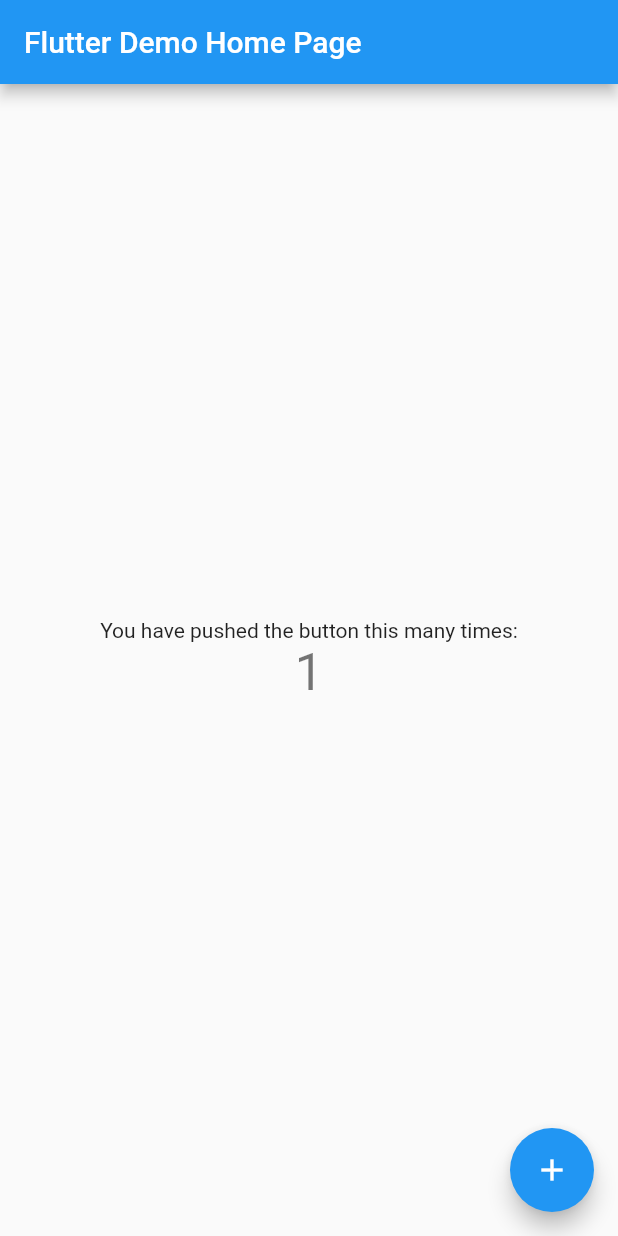
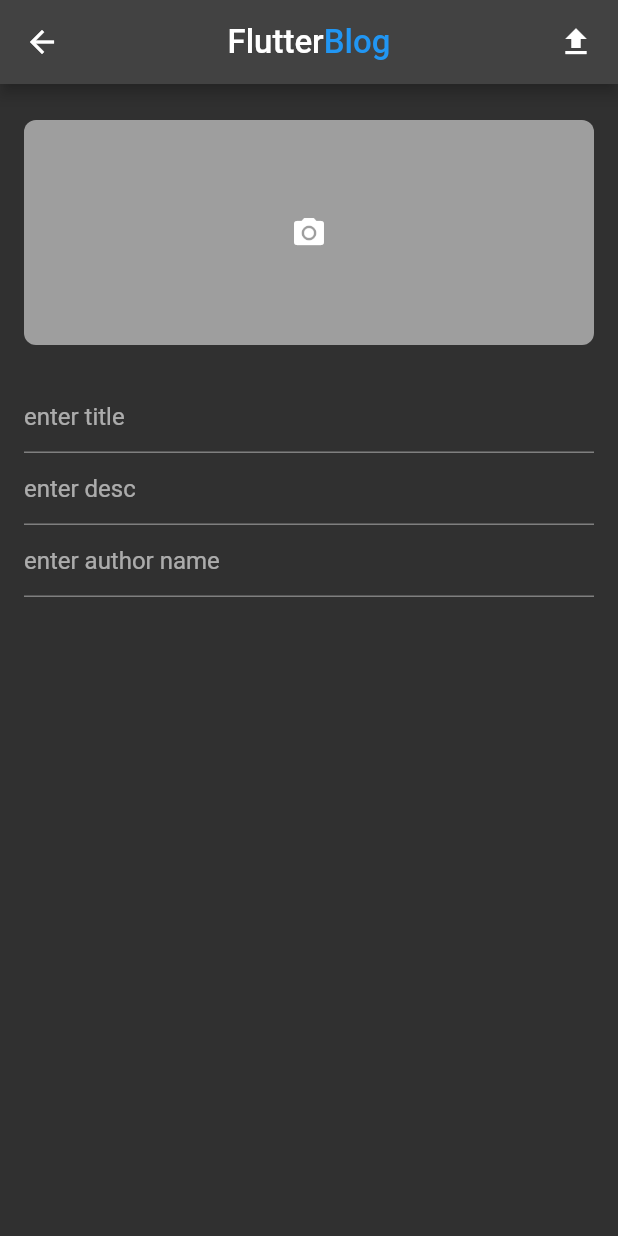
Before and after one commit to phill21956/blog_app, a Flutter app: the screen it shows after launch, after a tap on the "add" icon, on a phone screen of 412 x 824 dp. Run offline on Flutter 3.47's test engine with Material 2 defaults, Android fonts, the phone set to English and light mode, and no system bars; our stand-ins replace cloud_firestore, firebase_core, firebase_storage, image_picker, random_string; accounts and stored records are empty; network calls fail.

Commit message:
Add existing file

```diff
--- a/lib/main.dart
+++ b/lib/main.dart
@@ -1,115 +1,25 @@
+import 'package:blog_app/views/home.dart';
+import 'package:firebase_core/firebase_core.dart';
 import 'package:flutter/material.dart';
+import 'ui/home_ui.dart';
 
-void main() {
+void main() async {
+  WidgetsFlutterBinding.ensureInitialized();
+  await Firebase.initializeApp();
   runApp(const MyApp());
 }
 
 class MyApp extends StatelessWidget {
   const MyApp({Key? key}) : super(key: key);
 
-  // This widget is the root of your application.
   @override
   Widget build(BuildContext context) {
     return MaterialApp(
+      debugShowCheckedModeBanner: false,
       title: 'Flutter Demo',
-      theme: ThemeData(
-        // This is the theme of your application.
-        //
-        // Try running your application with "flutter run". You'll see the
-        // application has a blue toolbar. Then, without quitting the app, try
-        // changing the primarySwatch below to Colors.green and then invoke
-        // "hot reload" (press "r" in the console where you ran "flutter run",
-        // or simply save your changes to "hot reload" in a Flutter IDE).
-        // Notice that the counter didn't reset back to zero; the application
-        // is not restarted.
-        primarySwatch: Colors.blue,
-      ),
-      home: const MyHomePage(title: 'Flutter Demo Home Page'),
+      theme: ThemeData.dark(),
+      home: HomePage(),
+      // home:const MyHomePage(),
     );
   }
 }
-
-class MyHomePage extends StatefulWidget {
-  const MyHomePage({Key? key, required this.title}) : super(key: key);
-
-  // This widget is the home page of your application. It is stateful, meaning
-  // that it has a State object (defined below) that contains fields that affect
-  // how it looks.
-
-  // This class is the configuration for the state. It holds the values (in this
-  // case the title) provided by the parent (in this case the App widget) and
-  // used by the build method of the State. Fields in a Widget subclass are
-  // always marked "final".
-
-  final String title;
-
-  @override
-  State<MyHomePage> createState() => _MyHomePageState();
-}
-
-class _MyHomePageState extends State<MyHomePage> {
-  int _counter = 0;
-
-  void _incrementCounter() {
-    setState(() {
-      // This call to setState tells the Flutter framework that something has
-      // changed in this State, which causes it to rerun the build method below
-      // so that the display can reflect the updated values. If we changed
-      // _counter without calling setState(), then the build method would not be
-      // called again, and so nothing would appear to happen.
-      _counter++;
-    });
-  }
-
-  @override
-  Widget build(BuildContext context) {
-    // This method is rerun every time setState is called, for instance as done
-    // by the _incrementCounter method above.
-    //
-    // The Flutter framework has been optimized to make rerunning build methods
-    // fast, so that you can just rebuild anything that needs updating rather
-    // than having to individually change instances of widgets.
-    return Scaffold(
-      appBar: AppBar(
-        // Here we take the value from the MyHomePage object that was created by
-        // the App.build method, and use it to set our appbar title.
-        title: Text(widget.title),
-      ),
-      body: Center(
-        // Center is a layout widget. It takes a single child and positions it
-        // in the middle of the parent.
-        child: Column(
-          // Column is also a layout widget. It takes a list of children and
-          // arranges them vertically. By default, it sizes itself to fit its
-          // children horizontally, and tries to be as tall as its parent.
-          //
-          // Invoke "debug painting" (press "p" in the console, choose the
-          // "Toggle Debug Paint" action from the Flutter Inspector in Android
-          // Studio, or the "Toggle Debug Paint" command in Visual Studio Code)
-          // to see the wireframe for each widget.
-          //
-          // Column has various properties to control how it sizes itself and
-          // how it positions its children. Here we use mainAxisAlignment to
-          // center the children vertically; the main axis here is the vertical
-          // axis because Columns are vertical (the cross axis would be
-          // horizontal).
-          mainAxisAlignment: MainAxisAlignment.center,
-          children: <Widget>[
-            const Text(
-              'You have pushed the button this many times:',
-            ),
-            Text(
-              '$_counter',
-              style: Theme.of(context).textTheme.headline4,
-            ),
-          ],
-        ),
-      ),
-      floatingActionButton: FloatingActionButton(
-        onPressed: _incrementCounter,
-        tooltip: 'Increment',
-        child: const Icon(Icons.add),
-      ), // This trailing comma makes auto-formatting nicer for build methods.
-    );
-  }
-}
--- /dev/null
+++ b/lib/services/crud.dart
@@ -0,0 +1,18 @@
+import 'package:cloud_firestore/cloud_firestore.dart';
+
+class CrudMethods {
+  Future<void> addData(blogData) async {
+    print(blogData);
+    FirebaseFirestore.instance
+        .collection("blogs")
+        .add(blogData)
+        .then((value) => print(value))
+        .catchError((e) {
+      print(e);
+    });
+  }
+
+  getData() async {
+    return await FirebaseFirestore.instance.collection("blogs").get();
+  }
+}
--- /dev/null
+++ b/lib/views/add_blog.dart
@@ -0,0 +1,162 @@
+import 'dart:io';
+import 'package:blog_app/widgets/appbar_title.dart';
+import 'package:firebase_storage/firebase_storage.dart';
+import 'package:flutter/material.dart';
+import 'package:image_picker/image_picker.dart';
+import 'package:random_string/random_string.dart';
+
+import '../services/crud.dart';
+
+class AddBlog extends StatefulWidget {
+  @override
+  _AddBlogState createState() => _AddBlogState();
+}
+
+class _AddBlogState extends State<AddBlog> {
+  //
+   File? selectedImage;
+  final picker = ImagePicker();
+
+  bool isLoading = false;
+
+  CrudMethods crudMethods = CrudMethods();
+
+  Future getImage() async {
+    final pickedFile = await picker.pickImage(source: ImageSource.gallery);
+
+    setState(() {
+      if (pickedFile != null) {
+        selectedImage = File(pickedFile.path);
+      } else {
+        print('No image selected.');
+      }
+    });
+  }
+
+  Future<void> uploadBlog() async {
+    if (selectedImage != null) {
+      // upload the image
+      setState(() {
+        isLoading = true;
+      });
+      Reference firebaseStorageRef = FirebaseStorage.instance
+          .ref()
+          .child("blogImages")
+          .child("${randomAlphaNumeric(9)}.jpg");
+
+      final UploadTask task = firebaseStorageRef.putFile(selectedImage!);
+
+      var imageUrl;
+      await task.whenComplete(() async {
+        try {
+          imageUrl = await firebaseStorageRef.getDownloadURL();
+        } catch (onError) {
+          print("Error");
+        }
+
+        print(imageUrl);
+      });
+
+      // print(downloadUrl);
+
+      Map<String, dynamic> blogData = {
+        "imgUrl": imageUrl,
+        "author": authorTextEditingController.text,
+        "title": titleTextEditingController.text,
+        "desc": descTextEditingController.text
+      };
+
+      crudMethods.addData(blogData).then((value) {
+        setState(() {
+          isLoading = false;
+        });
+        Navigator.pop(context);
+      });
+
+      // upload the blog info
+    }
+  }
+
+  //
+  TextEditingController titleTextEditingController =
+      TextEditingController();
+  TextEditingController descTextEditingController = TextEditingController();
+  TextEditingController authorTextEditingController =
+      TextEditingController();
+
+  @override
+  Widget build(BuildContext context) {
+    return Scaffold(
+      appBar: AppBar(
+        title: const AppbarTitleWidget(),
+        actions: [
+          GestureDetector(
+            onTap: () {
+              uploadBlog();
+            },
+            child: const Padding(
+                padding: EdgeInsets.symmetric(horizontal: 16),
+                child: Icon(Icons.file_upload)),
+          )
+        ],
+      ),
+      body: isLoading
+          ? const Center(
+          child:  CircularProgressIndicator(),
+            )
+          : SingleChildScrollView(
+              child: Container(
+                  margin: const EdgeInsets.symmetric(horizontal: 16),
+                  child: Column(
+                    children: [
+                      GestureDetector(
+                        onTap: () {
+                          getImage();
+                        },
+                        child: selectedImage != null
+                            ? Container(
+                                height: 150,
+                                margin: const EdgeInsets.symmetric(vertical: 24),
+                                width: MediaQuery.of(context).size.width,
+                                child: ClipRRect(
+                                  borderRadius:
+                                      const BorderRadius.all(Radius.circular(8)),
+                                  child: Image.file(
+                                    selectedImage!,
+                                    fit: BoxFit.cover,
+                                  ),
+                                ),
+                              )
+                            : Container(
+                                height: 150,
+                                decoration: const BoxDecoration(
+                                    color: Colors.grey,
+                                    borderRadius:
+                                        BorderRadius.all(Radius.circular(8))),
+                                margin: const EdgeInsets.symmetric(vertical: 24),
+                                width: MediaQuery.of(context).size.width,
+                                child: const Icon(
+                                  Icons.camera_alt,
+                                  color: Colors.white,
+                                ),
+                              ),
+                      ),
+                      TextField(
+                        controller: titleTextEditingController,
+                        decoration: const InputDecoration(hintText: "enter title"),
+                      ),
+                      TextField(
+                        controller: descTextEditingController,
+                        decoration: const InputDecoration(hintText: "enter desc"),
+                      ),
+                      TextField(
+                        controller: authorTextEditingController,
+                        decoration:
+                            const InputDecoration(hintText: "enter author name"),
+                      ),
+                    ],
+                  )),
+            ),
+    );
+  }
+}
--- /dev/null
+++ b/lib/views/home.dart
@@ -0,0 +1,113 @@
+import 'package:blog_app/widgets/appbar_title.dart';
+import 'package:cloud_firestore/cloud_firestore.dart';
+import 'package:flutter/material.dart';
+import '../services/crud.dart';
+import 'add_blog.dart';
+
+class HomePage extends StatefulWidget {
+  @override
+  _HomePageState createState() => _HomePageState();
+}
+
+class _HomePageState extends State<HomePage> {
+  CrudMethods crudMethods = CrudMethods();
+
+  QuerySnapshot? blogSnapshot;
+
+  @override
+  void initState() {
+    crudMethods.getData().then((result) {
+      blogSnapshot = result;
+      print('BLOGSNAPSHOT: $blogSnapshot');
+      setState(() {});
+    });
+    super.initState();
+  }
+
+  Widget blogsList() {
+    return ListView.builder(
+      padding: const EdgeInsets.only(top: 24),
+      itemCount: blogSnapshot?.docs.length,
+      itemBuilder: (context, index) {
+        print("BLOG TILE: ${blogSnapshot!.docs[index]}");
+        return BlogTile(
+          author: blogSnapshot?.docs[index].get('author'),
+          title: blogSnapshot?.docs[index].get('title'),
+          desc: blogSnapshot?.docs[index].get('desc'),
+          imgUrl: blogSnapshot?.docs[index].get('imgUrl'),
+        );
+      },
+    );
+  }
+
+  @override
+  Widget build(BuildContext context) {
+    return Scaffold(
+      appBar: AppBar(
+        title: const AppbarTitleWidget(),
+      ),
+      body: Container(
+          child: blogSnapshot != null
+              ? blogsList()
+              : const Center(
+                  child: Text("No Record"),
+                )),
+      floatingActionButton: Row(
+        mainAxisAlignment: MainAxisAlignment.center,
+        children: [
+          FloatingActionButton(
+            child: const Icon(Icons.add),
+            onPressed: () {
+              Navigator.push(
+                  context, MaterialPageRoute(builder: (context) => AddBlog()));
+            },
+          ),
+        ],
+      ),
+    );
+  }
+}
+
+class BlogTile extends StatelessWidget {
+  final String imgUrl, title, desc, author;
+  const BlogTile(
+      {required this.author,
+      required this.desc,
+      required this.imgUrl,
+      required this.title});
+
+  @override
+  Widget build(BuildContext context) {
+    return Container(
+      margin: const EdgeInsets.only(bottom: 24, right: 16, left: 16),
+      child: Column(
+        crossAxisAlignment: CrossAxisAlignment.start,
+        children: [
+          ClipRRect(
+            borderRadius: const BorderRadius.all(Radius.circular(8)),
+            child: Image.network(
+              imgUrl,
+              width: MediaQuery.of(context).size.width,
+              fit: BoxFit.cover,
+              height: 200,
+            ),
+          ),
+          const SizedBox(height: 16),
+          Text(
+            title.toUpperCase(),
+            style: const TextStyle(fontSize: 17, fontWeight: FontWeight.w800),
+          ),
+          const SizedBox(height: 2),
+          Text(
+            desc,
+            style: const TextStyle(fontSize: 14),
+          ),
+          Text(
+            'By $author',
+            style: const TextStyle(fontSize: 14),
+          ),
+        ],
+      ),
+    );
+  }
+}
--- /dev/null
+++ b/lib/widgets/appbar_title.dart
@@ -0,0 +1,24 @@
+import 'package:flutter/material.dart';
+
+class AppbarTitleWidget extends StatelessWidget {
+  const AppbarTitleWidget({
+    Key? key,
+  }) : super(key: key);
+
+  @override
+  Widget build(BuildContext context) {
+    return Row(
+      mainAxisAlignment: MainAxisAlignment.center,
+      children: const [
+        Text(
+          "Flutter",
+          style: TextStyle(fontSize: 22),
+        ),
+        Text(
+          "Blog",
+          style: TextStyle(fontSize: 22, color: Colors.blue),
+        )
+      ],
+    );
+  }
+}
--- a/pubspec.yaml
+++ b/pubspec.yaml
@@ -34,6 +34,11 @@ dependencies:
   # The following adds the Cupertino Icons font to your application.
   # Use with the CupertinoIcons class for iOS style icons.
   cupertino_icons: ^1.0.2
+  image_picker: ^0.8.5+3
+  firebase_storage: ^10.3.9
+  cloud_firestore: ^3.4.9
+  random_string: ^2.3.1
+  firebase_core : ^1.10.2
 
 dev_dependencies:
   flutter_test:
```
Also changed, not shown: lib/ui/home_ui.dart (added, +10 -0 lines), pubspec.lock, 4 other files.
